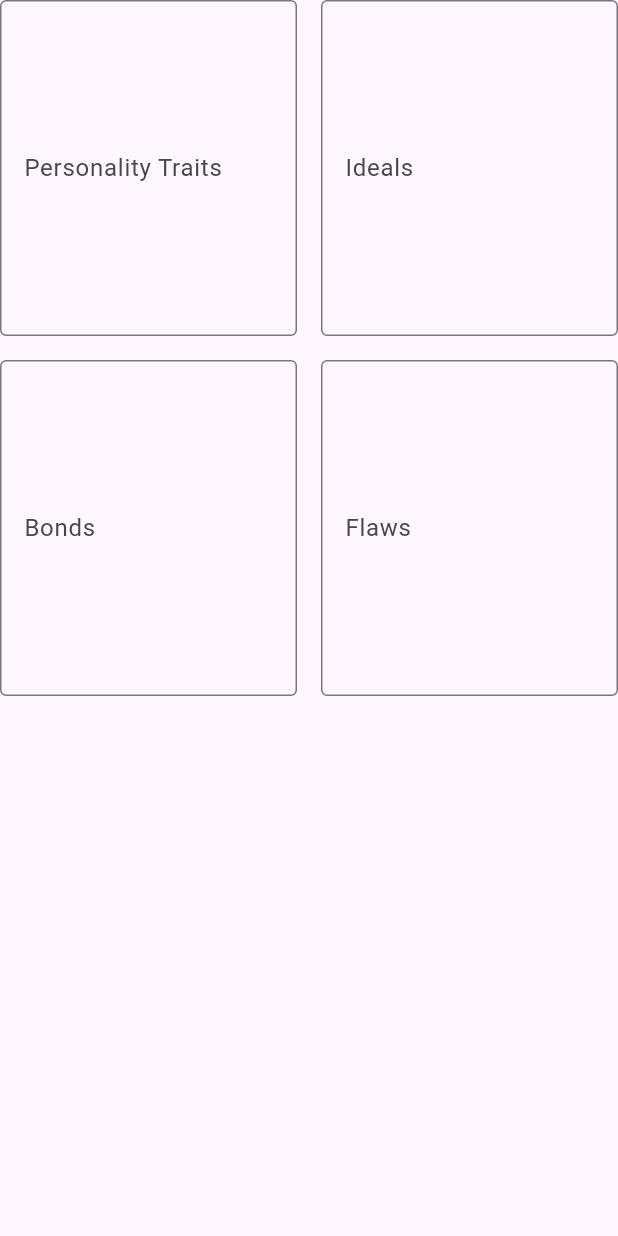
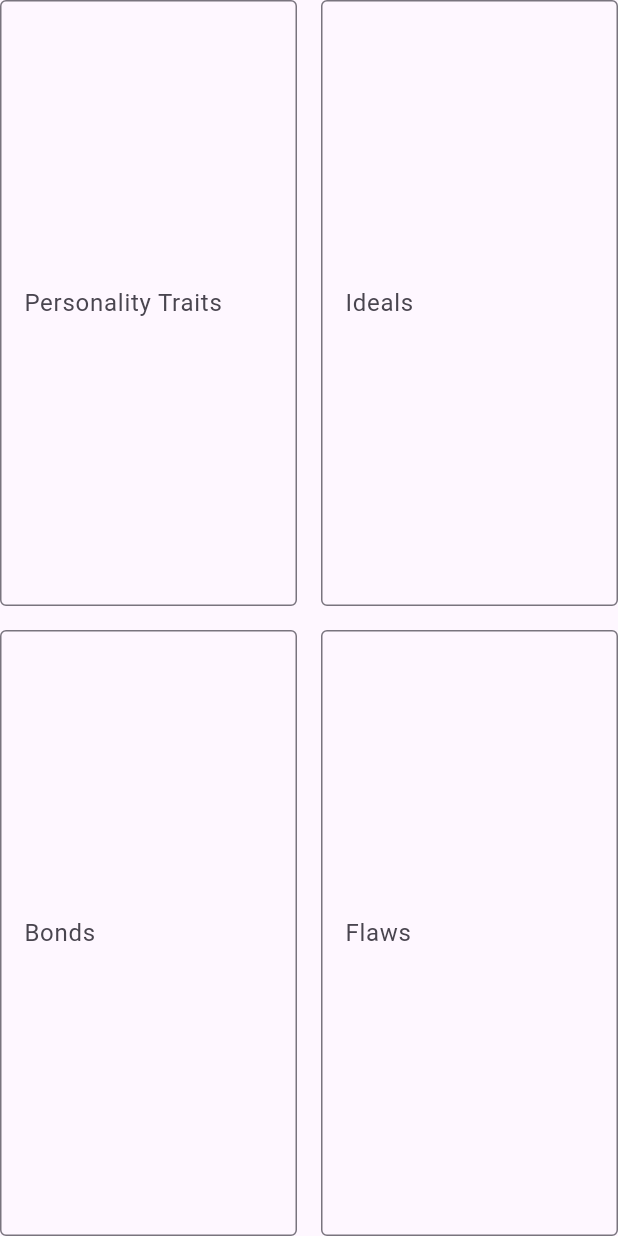
Before and after one commit to Stabbath/character_sheet, a Flutter app: the PersonalityWidget widget shown alone on an empty page, opened directly, on a phone screen of 412 x 824 dp. Run offline on Flutter 3.47's test engine with Material 3 defaults, Android fonts, the phone set to English and light mode, and no system bars; our stand-ins replace flutter_layout_grid, flutter_riverpod.

Commit message:
Many tweaks and added more generic boxes

```diff
--- a/lib/biometrics/biometrics_provider.dart
+++ b/lib/biometrics/biometrics_provider.dart
@@ -1,4 +1,5 @@
 import 'package:flutter_riverpod/flutter_riverpod.dart';
+
 import 'biometrics_model.dart';
 
 class BiometricsNotifier extends StateNotifier<BiometricsModel> {
--- a/lib/biometrics/biometrics_widget.dart
+++ b/lib/biometrics/biometrics_widget.dart
@@ -1,5 +1,6 @@
 import 'package:flutter/material.dart';
 import 'package:flutter_riverpod/flutter_riverpod.dart';
+
 import 'biometrics_provider.dart';
 
 class BiometricsWidget extends ConsumerWidget {
--- a/lib/character_classes/character_class_model.dart
+++ b/lib/character_classes/character_class_model.dart
@@ -4,7 +4,6 @@ class CharacterClassModel {
 
   CharacterClassModel({required this.name, required this.level});
 
-  // To facilitate JSON parsing if needed later
   factory CharacterClassModel.fromJson(Map<String, dynamic> json) {
     return CharacterClassModel(
       name: json['name'] ?? '',
--- a/lib/generic/skill_field.dart
+++ b/lib/generic/skill_field.dart
@@ -1,6 +1,7 @@
 import 'package:flutter/material.dart';
 import 'package:flutter_riverpod/flutter_riverpod.dart';
-import '../skills/skills_provider.dart'; // Make sure to import the file where the provider is defined
+
+import '../skills/skills_provider.dart';
 
 class SkillField extends ConsumerWidget {
   final String label;
@@ -23,6 +24,7 @@ class SkillField extends ConsumerWidget {
           label,
           style: const TextStyle(fontSize: 18),
         ),
+        const Spacer(),
         SizedBox(
           width: 50,
           child: TextField(
--- a/lib/generic/text_block_input.dart
+++ b/lib/generic/text_block_input.dart
@@ -15,7 +15,9 @@ class TextBlockInput extends StatelessWidget {
   @override
   Widget build(BuildContext context) {
     return TextField(
-      maxLines: 8,
+      minLines: null,
+      maxLines: null,
+      expands: true,
       controller: TextEditingController(text: initialValue),
       onChanged: onChanged,
       decoration: InputDecoration(
--- a/lib/personality/personality_widget.dart
+++ b/lib/personality/personality_widget.dart
@@ -14,7 +14,7 @@ class PersonalityWidget extends ConsumerWidget {
 
     return Column(
       children: [
-        Row(
+        Expanded(child: Row(
           children: [
             Expanded(
               child: TextBlockInput(
@@ -36,9 +36,9 @@ class PersonalityWidget extends ConsumerWidget {
               ),
             ),
           ],
-        ),
+        )),
         const SizedBox(height: 16),
-        Row(
+        Expanded(child: Row(
           children: [
             Expanded(
               child: TextBlockInput(
@@ -60,7 +60,7 @@ class PersonalityWidget extends ConsumerWidget {
               ),
             ),
           ]
-        ),
+        )),
       ],
     );
   }
```
Also changed, not shown: lib/generic_block/generic_block_widget.dart (+4 -4 lines), lib/main.dart (+13 -3 lines).
